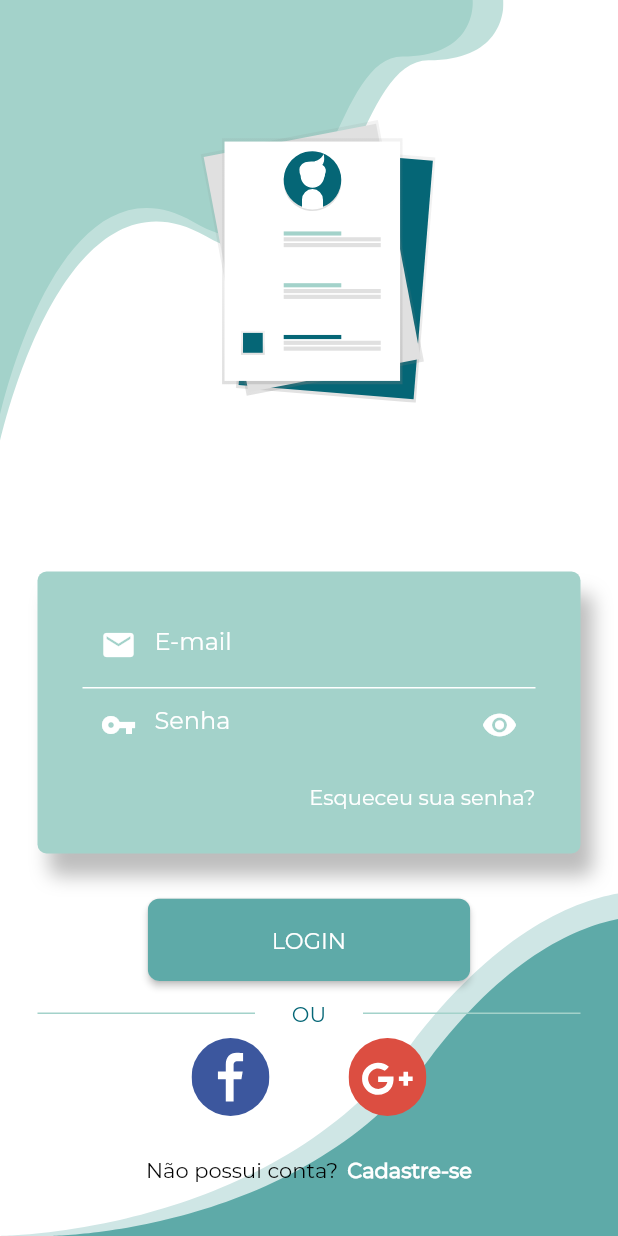
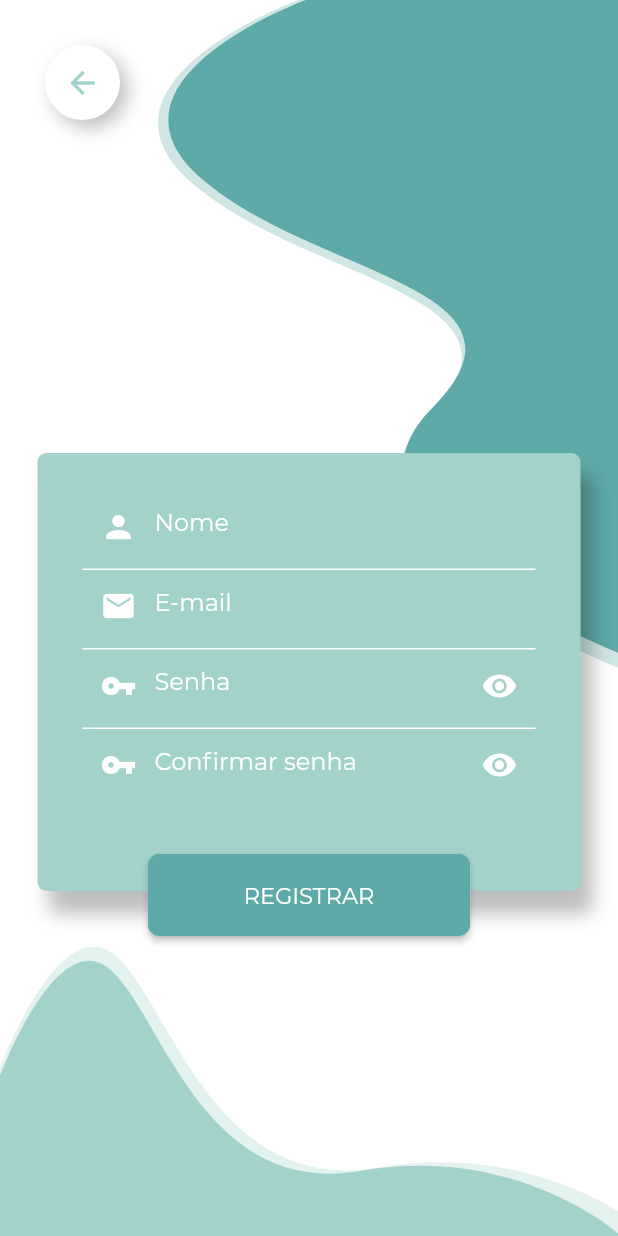
Before and after one commit to jpgSouza/my-resume-app, a Flutter app: the screen it shows after launch, on a phone screen of 412 x 824 dp. Run offline on Flutter 3.47's test engine with Material 2 defaults, Android fonts, the phone set to English and light mode, and no system bars; our stand-ins replace flutter_svg.

Commit message:
Register View and Navigator implementation

```diff
--- a/lib/main.dart
+++ b/lib/main.dart
@@ -1,6 +1,7 @@
 import 'package:flutter/material.dart';
 import 'package:my_resume_app/constants.dart';
 import 'package:my_resume_app/src/views/auth/login_view.dart';
+import 'package:my_resume_app/src/views/auth/register_view.dart';
 
 void main() => runApp(MyApp());
 
@@ -11,6 +12,6 @@ class MyApp extends StatelessWidget {
         title: "My Resume",
         debugShowCheckedModeBanner: false,
         theme: ThemeData(primaryColor: primaryColor, fontFamily: font),
-        home: LoginView());
+        home: RegisterView());
   }
 }
--- a/lib/src/views/auth/login_view.dart
+++ b/lib/src/views/auth/login_view.dart
@@ -1,6 +1,7 @@
 import 'package:flutter/material.dart';
 import 'package:flutter_svg/flutter_svg.dart';
 import 'package:my_resume_app/constants.dart';
+import 'package:my_resume_app/src/views/auth/register_view.dart';
 import 'package:my_resume_app/src/views/widgets/buttons/custom_button.dart';
 import 'package:my_resume_app/src/views/widgets/form/custom_box.dart';
 import 'package:my_resume_app/src/views/widgets/form/custom_input_fields.dart';
@@ -37,11 +38,8 @@ class LoginView extends StatelessWidget {
                   left: 0.0,
                   right: 0.0,
                   bottom: 255.0,
-                  child: LoginBox(
+                  child: CustomBox(
                     188.0,
-                      Column(
-                        crossAxisAlignment: CrossAxisAlignment.start,
-                        children: [
                     Column(
                       crossAxisAlignment: CrossAxisAlignment.start,
                       children: [
@@ -58,8 +56,7 @@ class LoginView extends StatelessWidget {
                             padding: EdgeInsets.all(2.0),
                             decoration: BoxDecoration(
                                 border: Border(
-                                          bottom: BorderSide(
-                                              color: Colors.white)))),
+                                    bottom: BorderSide(color: Colors.white)))),
                         InputFields(
                             Icon(
                               Icons.vpn_key,
@@ -87,8 +84,7 @@ class LoginView extends StatelessWidget {
                         ),
                       ],
                     ),
-                        ],
-                      ))),
+                  )),
               Positioned(
                 right: 0.0,
                 left: 0.0,
@@ -157,9 +153,11 @@ class LoginView extends StatelessWidget {
                 child: Align(
                     alignment: Alignment.center,
                     child: FlatButton(
-                      padding: EdgeInsets.zero,
-                      child: FlatButton(
-                          onPressed: () {},
+                        onPressed: () {
+                          Navigator.of(context).pushReplacement(
+                              MaterialPageRoute(
+                                  builder: (context) => RegisterView()));
+                        },
                         padding: EdgeInsets.zero,
                         child: Row(
                           mainAxisAlignment: MainAxisAlignment.center,
@@ -178,7 +176,6 @@ class LoginView extends StatelessWidget {
                           ],
                         ))),
               ),
-              )
             ],
           ),
         ),
--- /dev/null
+++ b/lib/src/views/auth/register_view.dart
@@ -0,0 +1,123 @@
+import 'package:flutter/material.dart';
+import 'package:flutter_svg/flutter_svg.dart';
+import 'package:my_resume_app/constants.dart';
+import 'package:my_resume_app/src/views/auth/login_view.dart';
+import 'package:my_resume_app/src/views/widgets/buttons/custom_button.dart';
+import 'package:my_resume_app/src/views/widgets/buttons/custom_rounded_button.dart';
+import 'package:my_resume_app/src/views/widgets/form/custom_box.dart';
+import 'package:my_resume_app/src/views/widgets/form/custom_input_fields.dart';
+
+class RegisterView extends StatelessWidget {
+  @override
+  Widget build(BuildContext context) {
+    return Scaffold(
+        resizeToAvoidBottomInset: false,
+        backgroundColor: Colors.white,
+        body: SafeArea(
+          child: Container(
+            width: MediaQuery.of(context).size.width,
+            height: MediaQuery.of(context).size.height,
+            child: Stack(
+              children: [
+                Positioned(
+                    right: 0.0,
+                    child: Container(
+                        child: SvgPicture.asset(
+                            "assets/images/register_upbackground.svg"))),
+                Positioned(
+                    bottom: 0.0,
+                    child: Container(
+                      child: SvgPicture.asset(
+                          "assets/images/register_downbackground.svg"),
+                    )),
+                Positioned(
+                    left: 0.0,
+                    child: RoundedButton(BackButton(
+                      color: primaryColor,
+                      onPressed: () {
+                        Navigator.of(context).pushReplacement(MaterialPageRoute(
+                            builder: (context) => LoginView()));
+                      },
+                    ))),
+                Positioned(
+                    left: 0.0,
+                    right: 0.0,
+                    bottom: 230.0,
+                    child: CustomBox(
+                        292.0,
+                        Column(
+                          crossAxisAlignment: CrossAxisAlignment.start,
+                          children: [
+                            InputFields(
+                                Icon(
+                                  Icons.person,
+                                  color: Colors.white,
+                                ),
+                                null,
+                                "Nome",
+                                TextInputType.text,
+                                false),
+                            Container(
+                                padding: EdgeInsets.all(2.0),
+                                decoration: BoxDecoration(
+                                    border: Border(
+                                        bottom:
+                                            BorderSide(color: Colors.white)))),
+                            InputFields(
+                                Icon(
+                                  Icons.email,
+                                  color: Colors.white,
+                                ),
+                                null,
+                                "E-mail",
+                                TextInputType.emailAddress,
+                                true),
+                            Container(
+                                padding: EdgeInsets.all(2.0),
+                                decoration: BoxDecoration(
+                                    border: Border(
+                                        bottom:
+                                            BorderSide(color: Colors.white)))),
+                            InputFields(
+                                Icon(Icons.vpn_key, color: Colors.white),
+                                IconButton(
+                                  onPressed: () {},
+                                  icon: Icon(
+                                    Icons.remove_red_eye,
+                                    color: Colors.white,
+                                  ),
+                                ),
+                                "Senha",
+                                TextInputType.text,
+                                true),
+                            Container(
+                                padding: EdgeInsets.all(2.0),
+                                decoration: BoxDecoration(
+                                    border: Border(
+                                        bottom:
+                                            BorderSide(color: Colors.white)))),
+                            InputFields(
+                                Icon(Icons.vpn_key, color: Colors.white),
+                                IconButton(
+                                  onPressed: () {},
+                                  icon: Icon(
+                                    Icons.remove_red_eye,
+                                    color: Colors.white,
+                                  ),
+                                ),
+                                "Confirmar senha",
+                                TextInputType.text,
+                                true),
+                          ],
+                        ))),
+                Positioned(
+                    right: 0.0,
+                    left: 0.0,
+                    bottom: 200.0,
+                    child: CustomButton("REGISTRAR"))
+              ],
+            ),
+          ),
+        ));
+  }
+}
--- /dev/null
+++ b/lib/src/views/widgets/buttons/custom_rounded_button.dart
@@ -0,0 +1,23 @@
+import 'package:flutter/material.dart';
+
+class RoundedButton extends StatelessWidget {
+  Widget widget;
+  RoundedButton(this.widget);
+
+  @override
+  Widget build(BuildContext context) {
+    return Container(
+      margin: EdgeInsets.all(30.0),
+      width: 50,
+      height: 50,
+      decoration: BoxDecoration(
+          borderRadius: BorderRadius.circular(35.0),
+          color: Colors.white,
+          boxShadow: [
+            BoxShadow(
+                color: Colors.black26, blurRadius: 10.0, offset: Offset(5, 5))
+          ]),
+      child: this.widget,
+    );
+  }
+}
--- a/lib/src/views/widgets/form/custom_box.dart
+++ b/lib/src/views/widgets/form/custom_box.dart
@@ -1,11 +1,11 @@
 import 'package:flutter/material.dart';
 import 'package:my_resume_app/constants.dart';
 
-class LoginBox extends StatelessWidget {
+class CustomBox extends StatelessWidget {
   final double height;
   final Widget widget;
 
-  LoginBox(this.height, this.widget);
+  CustomBox(this.height, this.widget);
 
   @override
   Widget build(BuildContext context) {
```
Also changed, not shown: assets/images/register_downbackground.svg (added), assets/images/register_upbackground.svg (added). Lines whose indentation alone changed are shown as unchanged.
